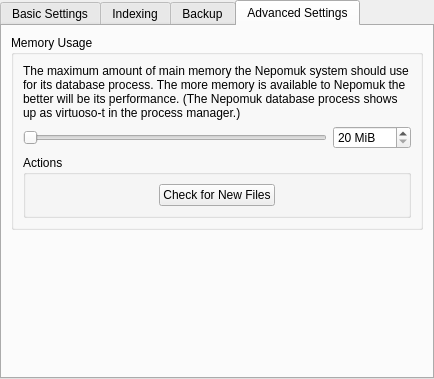
KDE/kde-runtime, file nepomuk/kcm/nepomukconfigwidget.ui: the form before one commit.
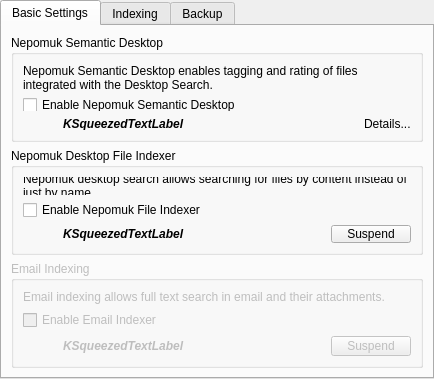
The form after the commit. The open tabs and pages were chosen to show the change. Custom widgets are drawn as their Qt base class.

Commit message:
Nepomuk KCM: Remove the Advanced tab
We do not want to give the users an option to configure the virtuoso
memory usage since virtuoso does not respect this setting. Therefore
there is no point in giving the users a false sense of control.

Additionally the user has no information which can help them make such a
decission.

What changed in the file:
```diff
--- a/nepomuk/kcm/nepomukconfigwidget.ui
+++ b/nepomuk/kcm/nepomukconfigwidget.ui
@@ -580,127 +580,6 @@
        </item>
       </layout>
      </widget>
-     <widget class="QWidget" name="tab_3">
-      <attribute name="title">
-       <string>Advanced Settings</string>
-      </attribute>
-      <layout class="QVBoxLayout" name="verticalLayout_5">
-       <item>
-        <widget class="QGroupBox" name="groupBox_4">
-         <property name="title">
-          <string>Memory Usage</string>
-         </property>
-         <layout class="QVBoxLayout" name="verticalLayout_4">
-          <item>
-           <widget class="QLabel" name="label_4">
-            <property name="text">
-             <string>&lt;p&gt;The maximum amount of main memory the Nepomuk system should use for its database process. The more memory is available to Nepomuk the better will be its performance. (The Nepomuk database process shows up as &lt;command&gt;virtuoso-t&lt;/command&gt; in the process manager.)</string>
-            </property>
-            <property name="wordWrap">
-             <bool>true</bool>
-            </property>
-           </widget>
-          </item>
-          <item>
-           <layout class="QHBoxLayout" name="horizontalLayout_3">
-            <item>
-             <widget class="QSlider" name="m_sliderMemoryUsage">
-              <property name="minimum">
-               <number>20</number>
-              </property>
-              <property name="maximum">
-               <number>1000</number>
-              </property>
-              <property name="singleStep">
-               <number>10</number>
-              </property>
-              <property name="orientation">
-               <enum>Qt::Horizontal</enum>
-              </property>
-             </widget>
-            </item>
-            <item>
-             <widget class="QSpinBox" name="m_editMemoryUsage">
-              <property name="suffix">
-               <string> MiB</string>
-              </property>
-              <property name="minimum">
-               <number>20</number>
-              </property>
-              <property name="maximum">
-               <number>1000</number>
-              </property>
-              <property name="singleStep">
-               <number>10</number>
-              </property>
-             </widget>
-            </item>
-           </layout>
-          </item>
-          <item>
-           <widget class="QGroupBox" name="groupBox_5">
-            <property name="title">
-             <string>Actions</string>
-            </property>
-            <layout class="QVBoxLayout" name="verticalLayout_6">
-             <item>
-              <layout class="QHBoxLayout" name="horizontalLayout_4">
-               <item>
-                <spacer name="horizontalSpacer_6">
-                 <property name="orientation">
-                  <enum>Qt::Horizontal</enum>
-                 </property>
-                 <property name="sizeHint" stdset="0">
-                  <size>
-                   <width>40</width>
-                   <height>20</height>
-                  </size>
-                 </property>
-                </spacer>
-               </item>
-               <item>
-                <widget class="QPushButton" name="m_buttonCheckForNewFiles">
-                 <property name="text">
-                  <string>Check for New Files</string>
-                 </property>
-                </widget>
-               </item>
-               <item>
-                <spacer name="horizontalSpacer_4">
-                 <property name="orientation">
-                  <enum>Qt::Horizontal</enum>
-                 </property>
-                 <property name="sizeHint" stdset="0">
-                  <size>
-                   <width>40</width>
-                   <height>20</height>
-                  </size>
-                 </property>
-                </spacer>
-               </item>
-              </layout>
-             </item>
-            </layout>
-           </widget>
-          </item>
-         </layout>
-        </widget>
-       </item>
-       <item>
-        <spacer name="verticalSpacer">
-         <property name="orientation">
-          <enum>Qt::Vertical</enum>
-         </property>
-         <property name="sizeHint" stdset="0">
-          <size>
-           <width>1</width>
-           <height>1</height>
-          </size>
-         </property>
-        </spacer>
-       </item>
-      </layout>
-     </widget>
     </widget>
    </item>
   </layout>
```
The commit also changes 2 other files.
